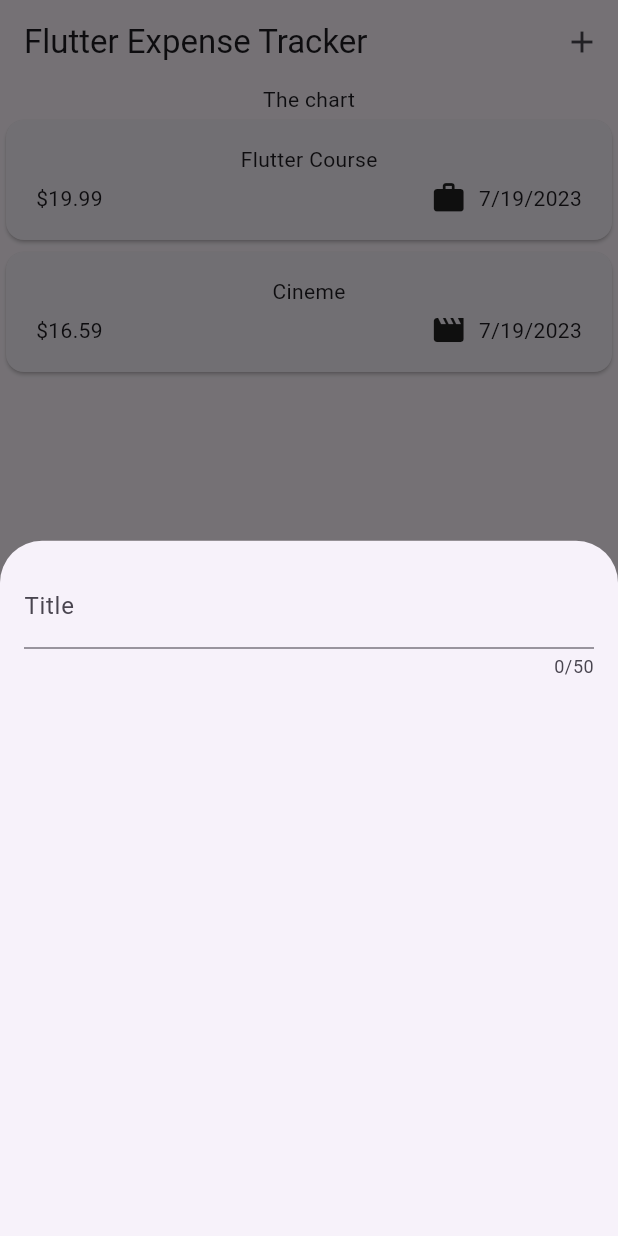
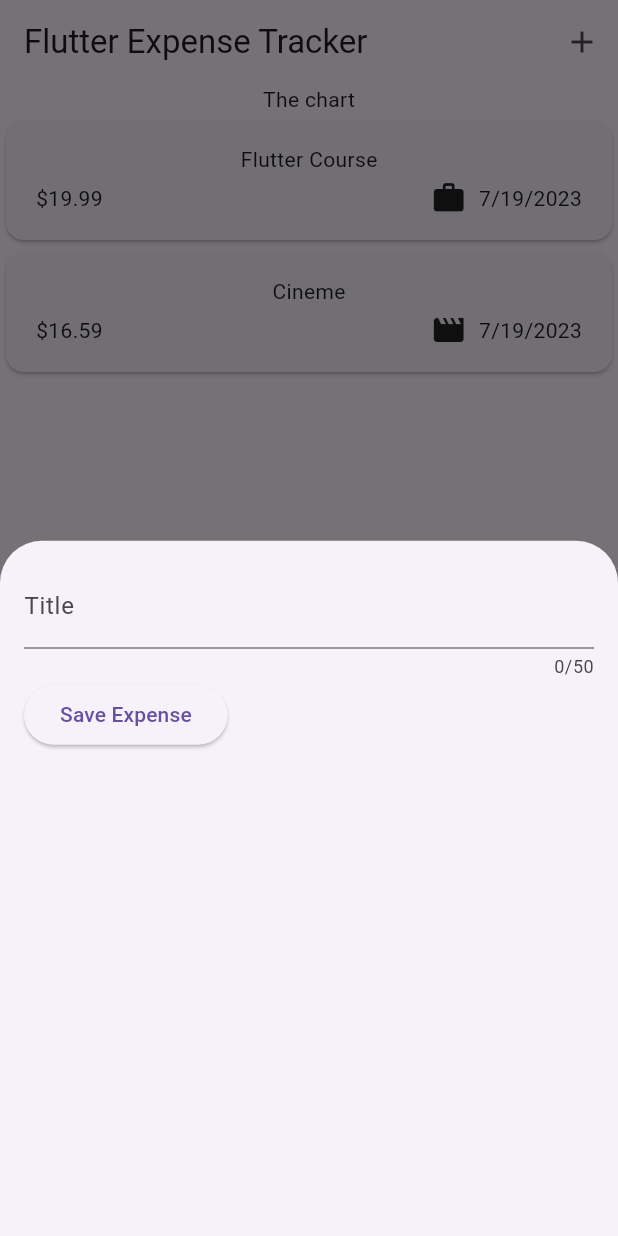
Before and after one commit to DarkoPG27/expense_tracker, a Flutter app: the screen it shows after launch, after a tap on the "add" icon, on a phone screen of 412 x 824 dp. Run offline on Flutter 3.47's test engine with Material 2 defaults, Android fonts, the phone set to English and light mode, and no system bars.

Commit message:
gettin user input on every keystroke

```diff
--- a/lib/widgets/new_expense.dart
+++ b/lib/widgets/new_expense.dart
@@ -10,18 +10,35 @@ class NewExpense extends StatefulWidget {
 }
 
 class _NewExpenseState extends State<NewExpense> {
+  var _enteredTitle = '';
+
+  void _saveTitleInput(String inputValue) {
+    _enteredTitle = inputValue;
+  }
+
   @override
   Widget build(BuildContext context) {
-    return const Padding(
+    return Padding(
       padding: EdgeInsets.all(16),
       child: Column(
         children: [
           TextField(
+            onChanged: _saveTitleInput,
             maxLength: 50,
-            decoration: InputDecoration(
+            decoration: const InputDecoration(
               label: Text('Title'),
             ),
           ),
+          Row(
+            children: [
+              ElevatedButton(
+                onPressed: () {
+                  print(_enteredTitle);
+                },
+                child: const Text('Save Expense'),
+              ),
+            ],
+          )
         ],
       ),
     );
```
